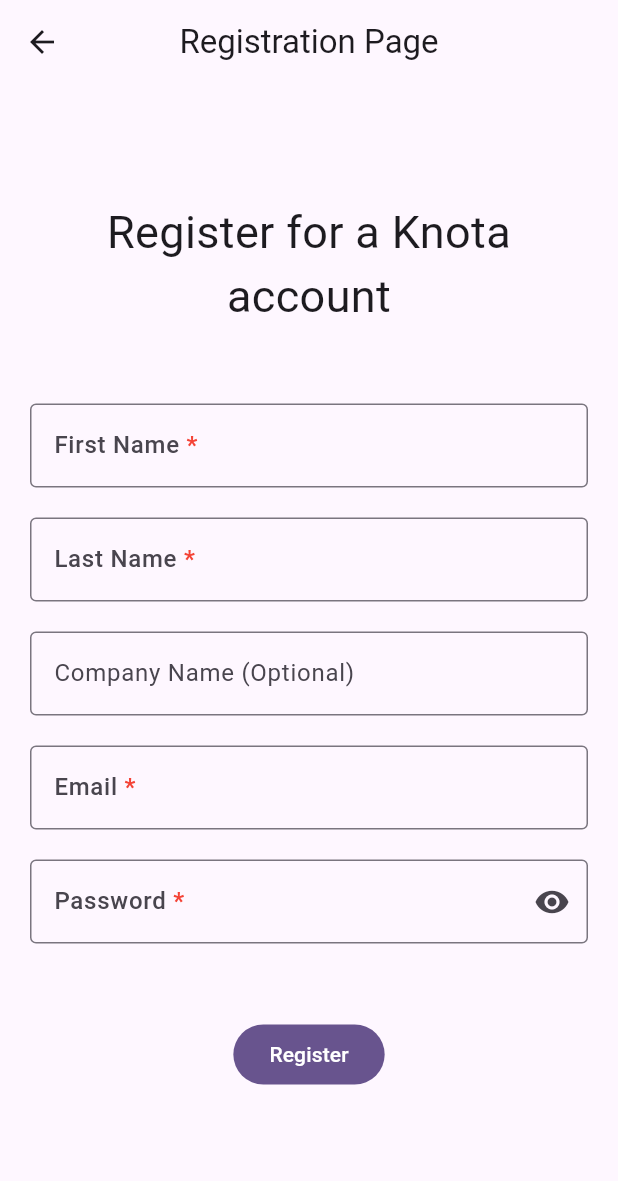
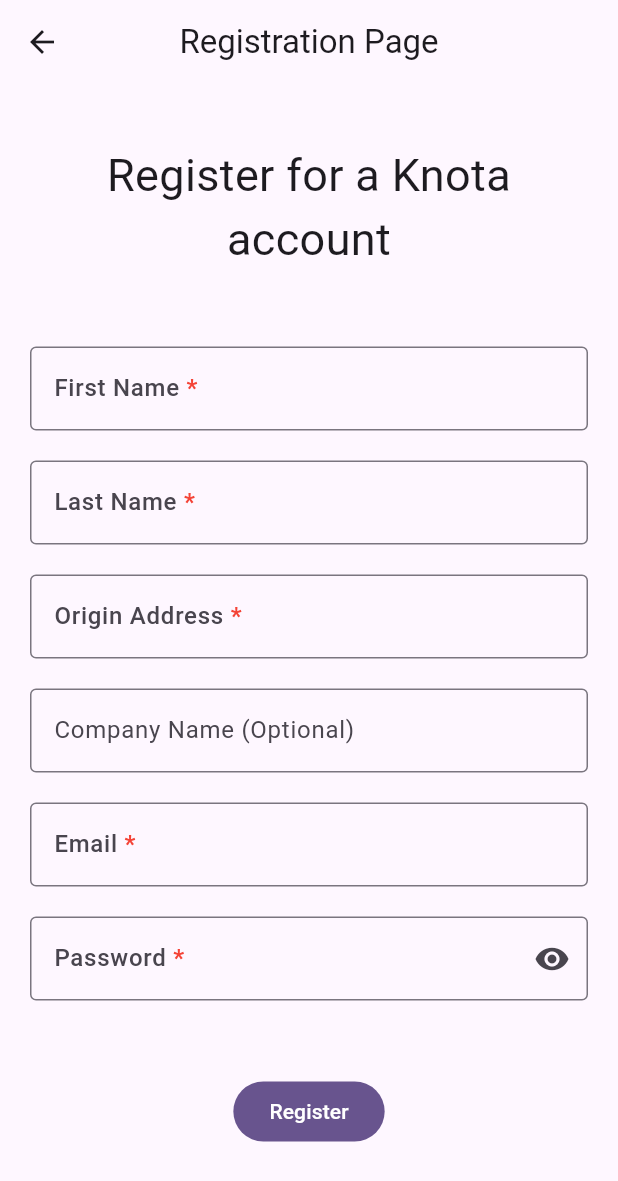
Before and after one commit to tioBlachi/project-knota, a Flutter app: the RegistrationPage screen opened directly, on a phone screen of 412 x 824 dp. Shown: the top 1181 px of the screen. Run offline on Flutter 3.47's test engine with Material 3 defaults, Android fonts, the phone set to English and light mode, and no system bars; our stand-ins replace email_validator; network calls fail.

Commit message:
wrote initial AutoCompleteForm that works with hardcoded values. Next to connect with database through API

```diff
--- a/frontend/lib/pages/registation_page.dart
+++ b/frontend/lib/pages/registation_page.dart
@@ -12,6 +12,14 @@
 class _RegistrationPageState extends State<RegistrationPage> {
   final _formGlobalKey = GlobalKey<FormState>();
   bool _hidePassword = true;
+  String? _selectedAddress;
+
+  final List<String> _allSuggestions = [
+  '16318 NW 18TH ST, PEMBROKE PINES, FL 33028',
+  '16318 SW 10TH ST, PEMBROKE PINES, FL 33027',
+  '16318 OAKMONT DR, DELRAY BEACH, FL 33446',
+  '320 SE 2ND AVE, DEERFIELD BEACH, FL 33441',
+];
 
   @override
   Widget build(BuildContext context) {
@@ -92,7 +100,50 @@
                         label: RequiredLabel(label: 'Last Name'),
                       ),
                     ),
+                    ///////////////////////// Autocomplete test area
+                    const SizedBox(height: 20),
 
+                    Autocomplete<String>(
+                      optionsBuilder: (TextEditingValue textEditingValue) {
+                        if (textEditingValue.text.isEmpty) {
+                          return const Iterable<String>.empty();
+                        }
+
+                        final query = textEditingValue.text.toUpperCase();
+
+                        return _allSuggestions.where((address) => address.startsWith(query));
+                      },
+                      onSelected: (String selection) {
+                        setState(() {
+                          _selectedAddress = selection;
+                        });
+                      },
+                      fieldViewBuilder: (
+                        context,
+                        textEditingController,
+                        focusNode,
+                        onFieldSubmitted,
+                      ) {
+                        return TextFormField(
+                          controller: textEditingController,
+                          focusNode: focusNode,
+                          textInputAction: TextInputAction.next,
+                          keyboardType: TextInputType.streetAddress,
+                          autovalidateMode: AutovalidateMode.onUserInteraction,
+                          validator: (value) {
+                            if (value == null || value.isEmpty) {
+                              return 'Address is required';
+                            }
+                            return null;
+                          },
+                          decoration: InputDecoration(
+                            border: OutlineInputBorder(),
+                            label: RequiredLabel(label: 'Origin Address'),
+                          ),
+                        );
+                      },
+                    ),
+                    /////////////////////////
                     const SizedBox(
                       height: 20,
                     ),
@@ -175,7 +226,9 @@
                         if (!value.contains(RegExp(r'[0-9]'))) {
                           return 'Must have a number';
                         }
-                        if (!value.contains(RegExp(r'[!@#$%^&*(),.?":{}|<>]'))) {
+                        if (!value.contains(
+                          RegExp(r'[!@#$%^&*(),.?":{}|<>]'),
+                        )) {
                           return 'Must have a special character';
                         }
                         return null;
@@ -185,7 +238,9 @@
                         label: RequiredLabel(label: 'Password'),
                         suffixIcon: IconButton(
                           icon: Icon(
-                            _hidePassword ? Icons.visibility : Icons.visibility_off,
+                            _hidePassword
+                                ? Icons.visibility
+                                : Icons.visibility_off,
                           ),
                           onPressed: () {
                             setState(() {
@@ -204,10 +259,13 @@
                     FilledButton(
                       onPressed: () {
                         if (_formGlobalKey.currentState!.validate()) {
-                          debugPrint('All registration values pass!\nAdd to database');
-                        }
-                        else {
-                          debugPrint('Something is wrong! Cannot add to database');
+                          debugPrint(
+                            'All registration values pass!\nAdd to database',
+                          );
+                        } else {
+                          debugPrint(
+                            'Something is wrong! Cannot add to database',
+                          );
                         }
                       },
                       child: Text('Register'),
```
